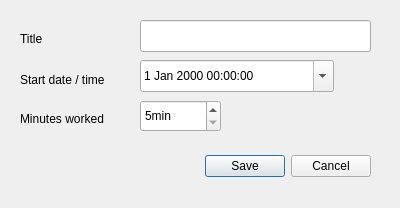
This is source/editworklogdialog.ui in jaapgeurts/tasklogger as Qt 5 draws it before an edit. The edited form follows.
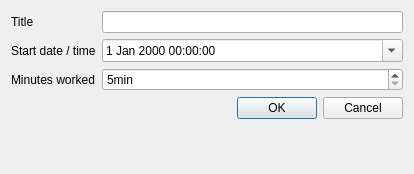
This is the edited form.

```diff
--- a/source/editworklogdialog.ui
+++ b/source/editworklogdialog.ui
@@ -6,64 +6,47 @@
    <rect>
     <x>0</x>
     <y>0</y>
-    <width>400</width>
-    <height>208</height>
+    <width>414</width>
+    <height>174</height>
    </rect>
   </property>
   <property name="windowTitle">
    <string>Edit Work Log</string>
   </property>
-  <widget class="QDialogButtonBox" name="buttonBox">
-   <property name="geometry">
-    <rect>
-     <x>30</x>
-     <y>150</y>
-     <width>341</width>
-     <height>32</height>
-    </rect>
-   </property>
-   <property name="orientation">
-    <enum>Qt::Horizontal</enum>
-   </property>
-   <property name="standardButtons">
-    <set>QDialogButtonBox::Cancel|QDialogButtonBox::Save</set>
-   </property>
-   <property name="centerButtons">
-    <bool>false</bool>
-   </property>
-  </widget>
-  <widget class="QLineEdit" name="leTitle">
-   <property name="geometry">
-    <rect>
-     <x>140</x>
-     <y>20</y>
-     <width>231</width>
-     <height>32</height>
-    </rect>
-   </property>
-  </widget>
+  <layout class="QFormLayout" name="formLayout">
+   <item row="0" column="0">
+    <widget class="QLabel" name="label">
+     <property name="text">
+      <string>Title</string>
+     </property>
+    </widget>
+   </item>
+   <item row="0" column="1">
+    <widget class="QLineEdit" name="leTitle"/>
+   </item>
+   <item row="1" column="0">
+    <widget class="QLabel" name="label_2">
+     <property name="text">
+      <string>Start date / time</string>
+     </property>
+    </widget>
+   </item>
+   <item row="1" column="1">
   <widget class="QDateTimeEdit" name="dteStartDate">
-   <property name="geometry">
-    <rect>
-     <x>140</x>
-     <y>60</y>
-     <width>194</width>
-     <height>32</height>
-    </rect>
-   </property>
    <property name="calendarPopup">
     <bool>true</bool>
    </property>
   </widget>
+   </item>
+   <item row="2" column="0">
+    <widget class="QLabel" name="label_3">
+     <property name="text">
+      <string>Minutes worked</string>
+     </property>
+    </widget>
+   </item>
+   <item row="2" column="1">
   <widget class="QSpinBox" name="spMinutes">
-   <property name="geometry">
-    <rect>
-     <x>140</x>
-     <y>100</y>
-     <width>81</width>
-     <height>32</height>
-    </rect>
-   </property>
    <property name="suffix">
     <string>min</string>
    </property>
@@ -74,45 +57,21 @@
     <number>480</number>
    </property>
   </widget>
-  <widget class="QLabel" name="label">
-   <property name="geometry">
-    <rect>
-     <x>20</x>
-     <y>30</y>
-     <width>58</width>
-     <height>18</height>
-    </rect>
-   </property>
-   <property name="text">
-    <string>Title</string>
-   </property>
-  </widget>
-  <widget class="QLabel" name="label_2">
-   <property name="geometry">
-    <rect>
-     <x>20</x>
-     <y>70</y>
-     <width>111</width>
-     <height>20</height>
-    </rect>
-   </property>
-   <property name="text">
-    <string>Start date / time</string>
-   </property>
-  </widget>
-  <widget class="QLabel" name="label_3">
-   <property name="geometry">
-    <rect>
-     <x>20</x>
-     <y>110</y>
-     <width>101</width>
-     <height>18</height>
-    </rect>
-   </property>
-   <property name="text">
-    <string>Minutes worked</string>
-   </property>
-  </widget>
+   </item>
+   <item row="3" column="0" colspan="2">
+    <widget class="QDialogButtonBox" name="buttonBox">
+     <property name="orientation">
+      <enum>Qt::Horizontal</enum>
+     </property>
+     <property name="standardButtons">
+      <set>QDialogButtonBox::Cancel|QDialogButtonBox::Ok</set>
+     </property>
+     <property name="centerButtons">
+      <bool>false</bool>
+     </property>
+    </widget>
+   </item>
+  </layout>
  </widget>
  <resources/>
  <connections>
```
Lines whose indentation alone changed are shown as unchanged.
